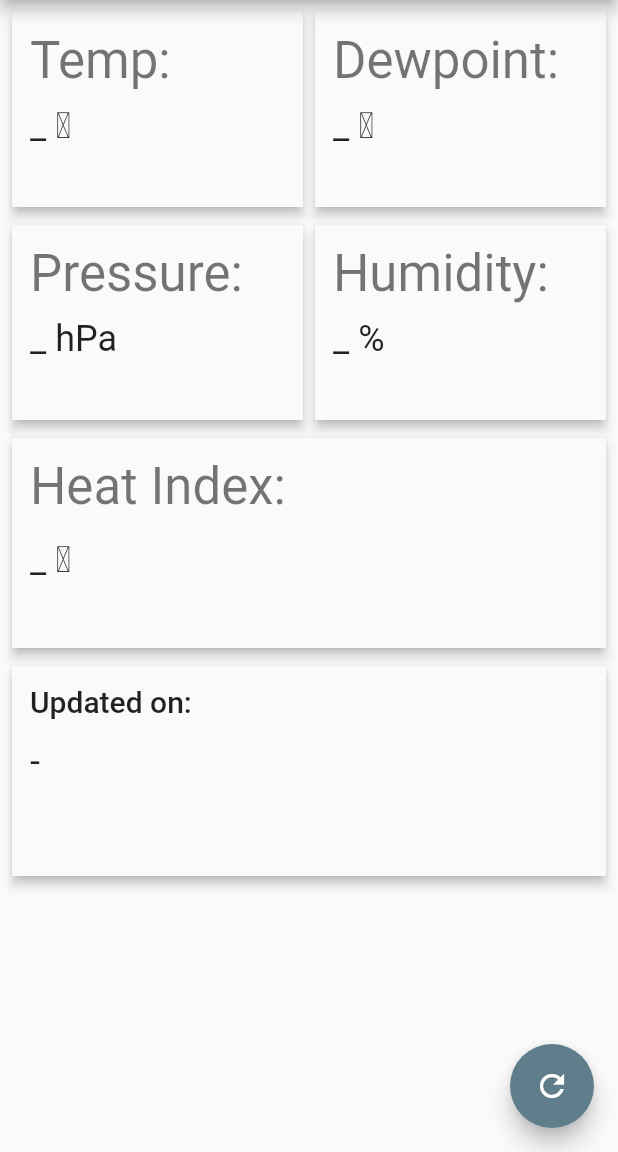
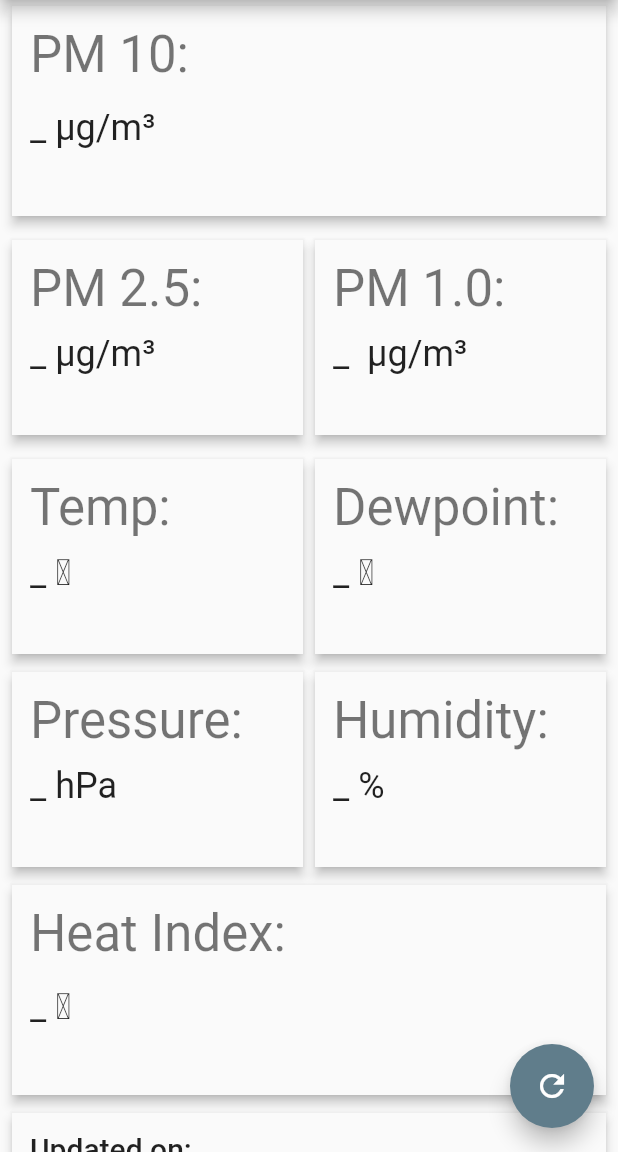
Before and after one commit to tushar-saini/Weather-Monitor, a Flutter app: the screen it shows after launch, on a phone screen of 412 x 824 dp, the part 84-1236 px from its top. Run offline on Flutter 3.47's test engine with Material 2 defaults, Android fonts, the phone set to English and light mode, and no system bars; our stand-ins replace cloud_firestore, firebase_auth, firebase_core; accounts and stored records are empty; network calls fail.

Commit message:
Added PM fields to the app.

```diff
--- a/Flutter-App/lib/main.dart
+++ b/Flutter-App/lib/main.dart
@@ -1,11 +1,27 @@
 import 'package:cloud_firestore/cloud_firestore.dart';
 import 'package:firebase_core/firebase_core.dart';
+
+import 'package:firebase_auth/firebase_auth.dart';
 
 import 'package:flutter/material.dart';
 
 Future<void> main() async {
   WidgetsFlutterBinding.ensureInitialized();
   await Firebase.initializeApp();
+
+  try {
+    final credential = await FirebaseAuth.instance.signInWithEmailAndPassword(
+        email: 'tushar.saini1285@gmail.com',
+        password: '9632587410'
+    );
+  } on FirebaseAuthException catch (e) {
+    if (e.code == 'user-not-found') {
+      print('No user found for that email.');
+    } else if (e.code == 'wrong-password') {
+      print('Wrong password provided for that user.');
+    }
+  }
+
   runApp(const MyApp());
 }
 
@@ -36,6 +52,9 @@ class MyHomePage extends StatefulWidget {
 class _MyHomePageState extends State<MyHomePage> {
   int _counter = 0;
   Map data = {
+    'pm1'       : '_',
+    'pm25'      : '_',
+    'pm10'      : '_',
     'bpressure' : '_',
     'btemp'     : '_',
     'ddewpoint' : '_',
@@ -59,8 +78,109 @@ class _MyHomePageState extends State<MyHomePage> {
   }
 
   Widget bodyApp(BuildContext context) {
-    return Column(
+    return SingleChildScrollView(
+      child: Column(
         children: <Widget> [
+          Row(
+            children: <Widget> [
+              Padding(
+                padding: const EdgeInsets.fromLTRB(8.0, 4.0, 8.0, 8.0),
+                child: Column(
+                  children: <Widget>[
+                    SizedBox(
+                      width: MediaQuery.of(context).size.width - 16,
+                      height: 140,
+                      child: Material(
+                        elevation: 3,
+                        child: Padding(
+                          padding: const EdgeInsets.all(12.0),
+                          child: Column(
+                            crossAxisAlignment: CrossAxisAlignment.start,
+                            children: <Widget> [
+                              Text( 'PM 10: ',
+                                style: Theme.of(context).textTheme.headline4,
+                              ),
+                              const SizedBox(height: 15,),
+                              Text(
+                                data['pm10'] + ' \u03BCg/m\u00B3',
+                                style: Theme.of(context).textTheme.headline5,
+                              ),
+                            ],
+                          ),
+                        ),
+                      ),
+                    )
+                  ],
+                ),
+              ),
+            ],
+          ),
+
+          Row(
+            children: <Widget> [
+              Padding(
+                padding: const EdgeInsets.fromLTRB(8.0, 8.0, 4.0, 8.0),
+                child: Column(
+                  children: <Widget>[
+                    SizedBox(
+                      width: MediaQuery.of(context).size.width/2 - 12,
+                      height: 130,
+                      child: Material(
+                        elevation: 3,
+                        child: Padding(
+                          padding: const EdgeInsets.all(12.0),
+                          child: Column(
+                            crossAxisAlignment: CrossAxisAlignment.start,
+                            children: <Widget> [
+                              Text('PM 2.5: ',
+                                style: Theme.of(context).textTheme.headline4,
+                              ),
+                              const SizedBox(height: 10,),
+                              Text(
+                                data['pm25'] + ' \u03BCg/m\u00B3',
+                                style: Theme.of(context).textTheme.headline5,
+                              ),
+                            ],
+                          ),
+                        ),
+                      ),
+                    )
+                  ],
+                ),
+              ),
+              Padding(
+                padding: const EdgeInsets.fromLTRB(4.0, 8.0, 8.0, 8.0),
+                child: Column(
+                  children: <Widget>[
+                    SizedBox(
+                      width: MediaQuery.of(context).size.width/2 - 12,
+                      height: 130,
+                      child: Material(
+                        elevation: 3,
+                        child: Padding(
+                          padding: const EdgeInsets.all(12.0),
+                          child: Column(
+                            crossAxisAlignment: CrossAxisAlignment.start,
+                            children: <Widget> [
+                              Text('PM 1.0: ',
+                                style: Theme.of(context).textTheme.headline4,
+                              ),
+                              const SizedBox(height: 10,),
+                              Text(
+                                data['pm1'] + '  \u03BCg/m\u00B3',
+                                style: Theme.of(context).textTheme.headline5,
+                              ),
+                            ],
+                          ),
+                        ),
+                      ),
+                    )
+                  ],
+                ),
+              ),
+            ],
+          ),
+
           Row(
             children: <Widget> [
               Padding(
@@ -257,6 +377,7 @@ class _MyHomePageState extends State<MyHomePage> {
             ],
           )
         ],
+      ),
     );
   }
 
--- a/Flutter-App/pubspec.yaml
+++ b/Flutter-App/pubspec.yaml
@@ -29,13 +29,15 @@ environment:
 dependencies:
   flutter:
     sdk: flutter
+  firebase_core_platform_interface: 4.5.1
   firebase_core: ^1.24.0
   cloud_firestore: ^3.5.1
-
+  firebase_auth: ^3.4.2
 
   # The following adds the Cupertino Icons font to your application.
   # Use with the CupertinoIcons class for iOS style icons.
   cupertino_icons: ^1.0.2
+
 
 dev_dependencies:
   flutter_test:
```
Lines whose indentation alone changed are shown as unchanged.
